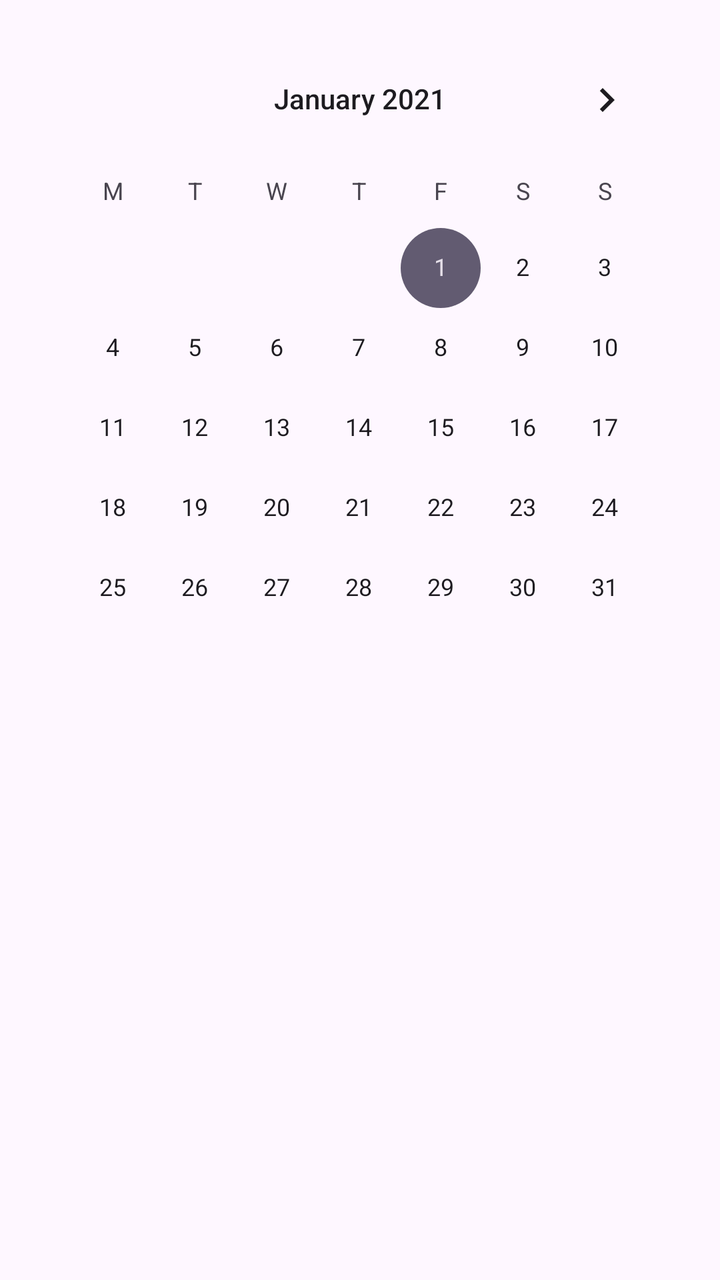
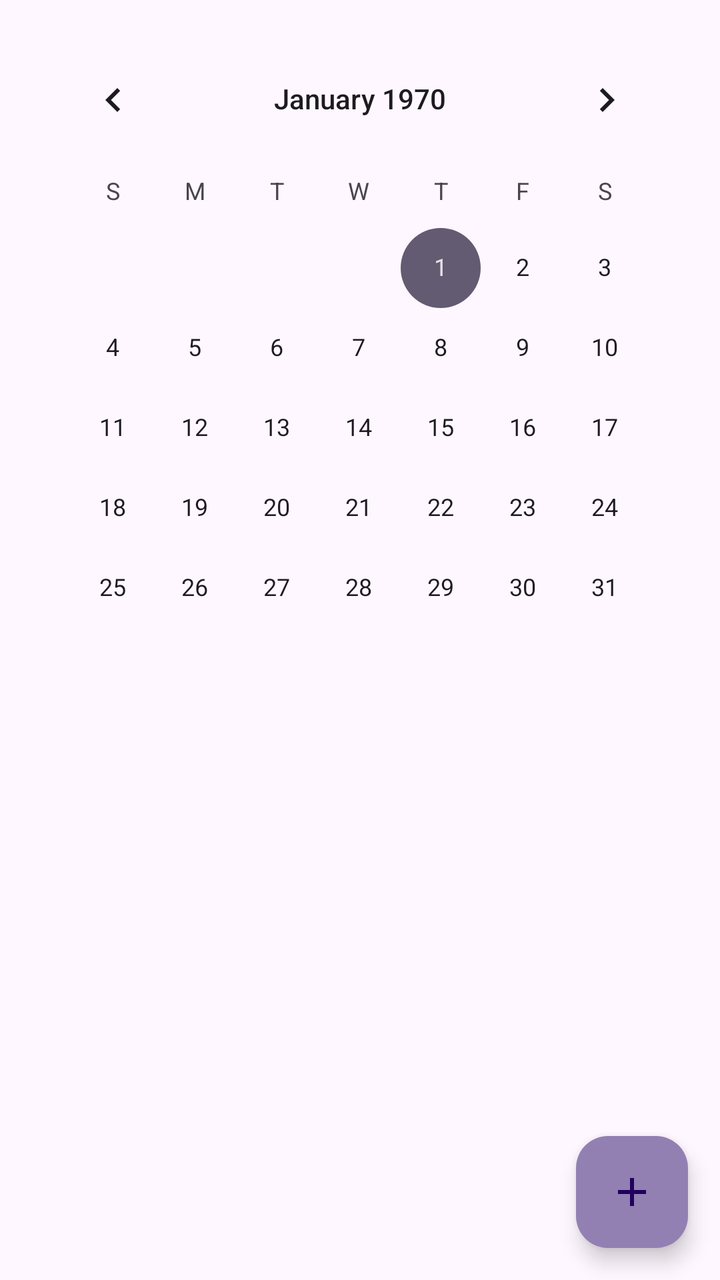

Compare the two renders of this Android layout. The source of the first and the diff that turns it into the second are given below.
<!-- AndroidManifest.xml: application theme Theme.TaskPilot -->
<!-- res/layout/fragment_schedule.xml -->
<?xml version="1.0" encoding="utf-8"?>
<LinearLayout xmlns:android="http://schemas.android.com/apk/res/android"
    xmlns:tools="http://schemas.android.com/tools"
    android:layout_width="match_parent"
    android:layout_height="match_parent"
    android:padding="16dp"
    android:orientation="vertical"
    tools:context=".ScheduleFragment">

        <CalendarView
            android:layout_width="match_parent"
            android:layout_height="wrap_content"
            android:firstDayOfWeek="2"
            android:minDate="01/01/2021"
            android:shownWeekCount="6"
            android:selectedWeekBackgroundColor="#009688"
            android:focusedMonthDateColor="#2196F3"/>

        <ListView
            android:layout_width="match_parent"
            android:layout_height="wrap_content"
            android:id="@+id/lvTasks"
            android:divider="@android:color/transparent"
            android:dividerHeight="16dp"
            />

</LinearLayout>
<!-- resources referenced by this layout -->
<resources>
  <style name="Theme.TaskPilot" parent="Base.Theme.TaskPilot" />
  <style name="Base.Theme.TaskPilot" parent="Theme.Material3.DayNight.NoActionBar">
          
          
      </style>
</resources>

<!-- the commit's change to res/layout/fragment_schedule.xml (unified diff, before → after) -->
@@ -1,27 +1,43 @@
 <?xml version="1.0" encoding="utf-8"?>
-<LinearLayout xmlns:android="http://schemas.android.com/apk/res/android"
+<RelativeLayout xmlns:android="http://schemas.android.com/apk/res/android"
     xmlns:tools="http://schemas.android.com/tools"
     android:layout_width="match_parent"
     android:layout_height="match_parent"
-    android:padding="16dp"
-    android:orientation="vertical"
     tools:context=".ScheduleFragment">
 
-        <CalendarView
+        <ScrollView
             android:layout_width="match_parent"
+            android:layout_height="match_parent"
+            android:fillViewport="true">
+
+                <LinearLayout
+                    android:layout_width="match_parent"
+                    android:layout_height="wrap_content"
+                    android:orientation="vertical"
+                    android:padding="16dp">
+
+                        <CalendarView
+                            android:id="@+id/calendarView"
+                            android:layout_width="match_parent"
+                            android:layout_height="wrap_content"
+                            android:layout_marginBottom="24dp"/>
+
+                        <ListView
+                            android:id="@+id/lvTasks"
+                            android:layout_width="match_parent"
+                            android:layout_height="wrap_content"
+                            android:divider="@android:color/transparent"
+                            android:dividerHeight="16dp"/>
+                </LinearLayout>
+        </ScrollView>
+
+        <com.google.android.material.floatingactionbutton.FloatingActionButton
+            android:id="@+id/btnAddTask"
+            android:layout_width="wrap_content"
             android:layout_height="wrap_content"
-            android:firstDayOfWeek="2"
-            android:minDate="01/01/2021"
-            android:shownWeekCount="6"
-            android:selectedWeekBackgroundColor="#009688"
-            android:focusedMonthDateColor="#2196F3"/>
-
-        <ListView
-            android:layout_width="match_parent"
-            android:layout_height="wrap_content"
-            android:id="@+id/lvTasks"
-            android:divider="@android:color/transparent"
-            android:dividerHeight="16dp"
-            />
-
-</LinearLayout>
+            android:layout_alignParentBottom="true"
+            android:layout_alignParentEnd="true"
+            android:layout_margin="16dp"
+            android:src="@drawable/icon_add"
+            android:backgroundTint="#9280B3"/>
+</RelativeLayout>
<!-- resource entries referenced after the edit -->
@@ -1,6 +1,13 @@
 <!-- resources referenced by this layout -->
 <resources>
+  <!-- drawable icon_add (drawable) -->
+  <vector android:height="24dp" android:tint="@color/white"
+      android:viewportHeight="24" android:viewportWidth="24"
+      android:width="24dp" xmlns:android="http://schemas.android.com/apk/res/android">
+      <path android:fillColor="@android:color/white" android:pathData="M19,13h-6v6h-2v-6H5v-2h6V5h2v6h6v2z"/>
+  </vector>
   <style name="Theme.TaskPilot" parent="Base.Theme.TaskPilot" />
+  <color name="white">#FFFFFFFF</color>
   <style name="Base.Theme.TaskPilot" parent="Theme.Material3.DayNight.NoActionBar">
           
           
